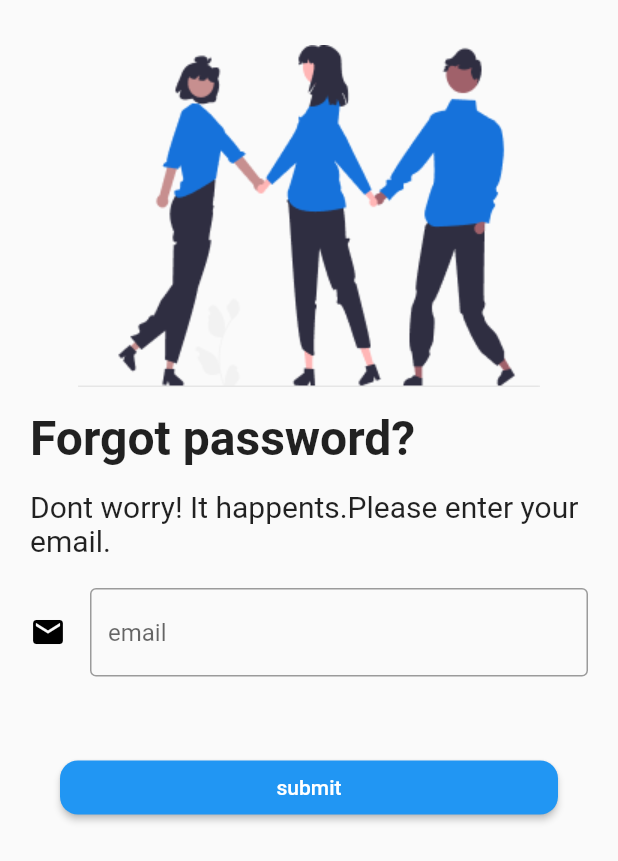
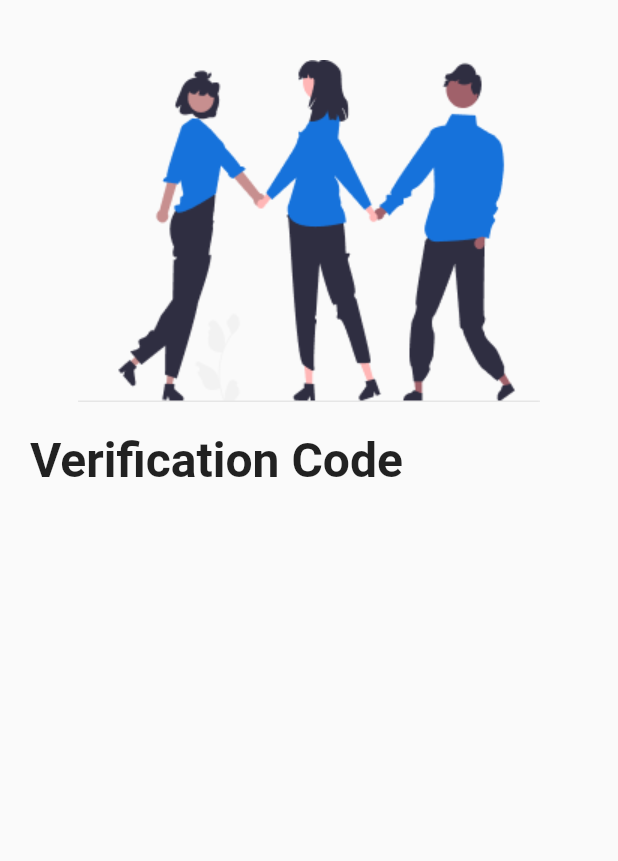
Before and after one commit to Lynnvanessa/visualization-frontend, a Flutter app: the Forgotpassword screen opened by its route, after a tap on "submit", on a phone screen of 412 x 824 dp. Shown: the top 861 px of the screen. Run offline on Flutter 3.47's test engine with Material 2 defaults, Android fonts, the phone set to English and light mode, and no system bars.

Commit message:
verification screen

```diff
--- a/lib/forgotpassword.dart
+++ b/lib/forgotpassword.dart
@@ -44,7 +44,9 @@ class Forgotpassword extends StatelessWidget {
                 alignment: Alignment.center,
                 margin: const EdgeInsets.only(left: 20, right: 20),
                 child: ElevatedButton(
-                  onPressed: () {},
+                  onPressed: () {
+                    Navigator.of(context).pushNamed('verification');
+                  },
                   style: ElevatedButton.styleFrom(
                       shape: RoundedRectangleBorder(
                           borderRadius: BorderRadius.circular(12.0))),
--- a/lib/login.dart
+++ b/lib/login.dart
@@ -66,7 +66,9 @@ class Login extends StatelessWidget {
             Padding(
               padding: const EdgeInsets.only(top: 30, bottom: 30),
               child: ElevatedButton(
-                onPressed: () {},
+                onPressed: () {
+                  Navigator.of(context).pushNamed('details');
+                },
                 child: Container(
                     width: double.infinity,
                     alignment: Alignment.center,
--- a/lib/main.dart
+++ b/lib/main.dart
@@ -1,9 +1,11 @@
 import 'package:flutter/material.dart';
+import 'package:visualization/detail.dart';
 import 'package:visualization/forgotpassword.dart';
 import 'package:visualization/home.dart';
 import 'package:visualization/login.dart';
 import 'package:visualization/resetpassword.dart';
 import 'package:visualization/signup.dart';
+import 'package:visualization/verification.dart';
 
 void main() {
   runApp(const MyApp());
@@ -22,6 +24,8 @@ class MyApp extends StatelessWidget {
         'signup': (context) => const Signup(),
         'forgotpassword': (context) => const Forgotpassword(),
         'resetpassword': (context) => const Resetpassword(),
+        'details': (context) => const Details(),
+        'verification': (context) => const Verification(),
       },
       title: 'Flutter Demo',
       theme: ThemeData(primarySwatch: Colors.blue),
--- /dev/null
+++ b/lib/verification.dart
@@ -0,0 +1,31 @@
+import 'package:flutter/material.dart';
+
+class Verification extends StatelessWidget {
+  const Verification({Key? key}) : super(key: key);
+
+  @override
+  Widget build(BuildContext context) {
+    return Scaffold(
+      body: Padding(
+        padding: const EdgeInsets.symmetric(horizontal: 20),
+        child: Column(
+          crossAxisAlignment: CrossAxisAlignment.center,
+          children: [
+            Container(
+                alignment: Alignment.center,
+                margin: const EdgeInsets.only(top: 40),
+                child: Image.asset('assets/watu.png')),
+            Container(
+              alignment: Alignment.topLeft,
+              margin: const EdgeInsets.only(top: 20, bottom: 20),
+              child: const Text(
+                'Verification Code',
+                style: TextStyle(fontWeight: FontWeight.bold, fontSize: 32),
+              ),
+            )
+          ],
+        ),
+      ),
+    );
+  }
+}
```
Also changed, not shown: lib/detail.dart (added, +15 -0 lines), lib/structure/vcode.dart (added).
